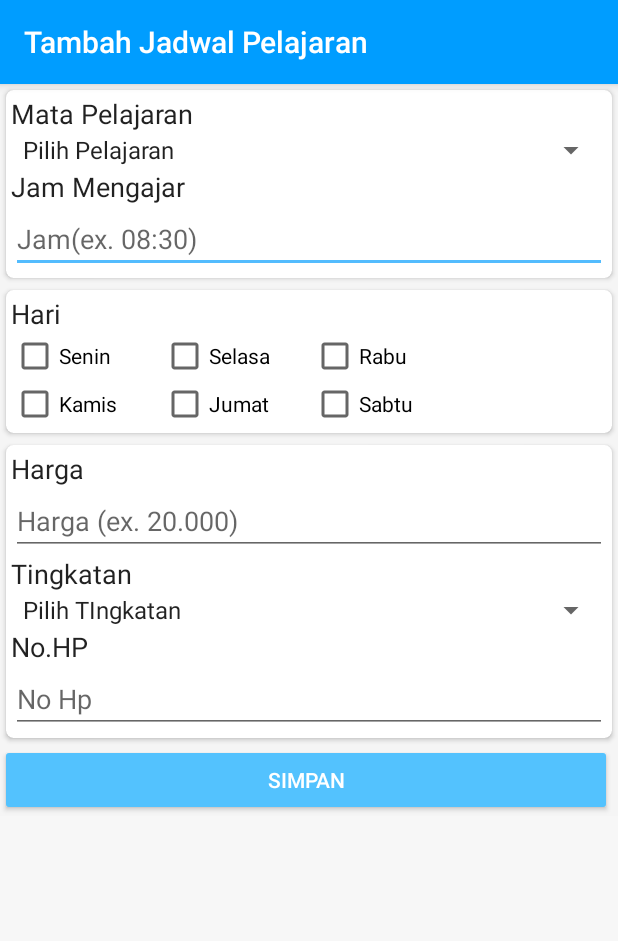
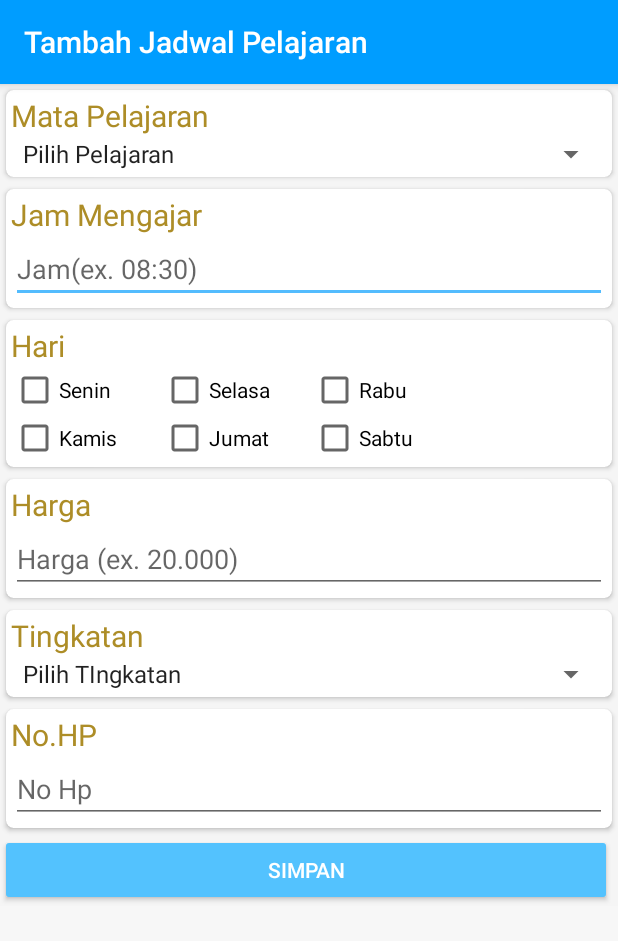
Before and after one commit to taqien01/BBCV2, an Android app: the TambahJadwal screen opened directly, with no data from a screen before it, on a phone screen of 412 x 824 dp. Shown: the top 941 px of the screen. Run offline under Robolectric (Android 15) with nearby library versions, the phone set to English and light mode, and no system bars.

Commit message:
Merge branch 'master' of C:\Users\asusnote\Documents\BBCV2 with conflicts.

```diff
--- a/app/src/main/AndroidManifest.xml
+++ b/app/src/main/AndroidManifest.xml
@@ -27,5 +27,8 @@
             android:label="Tambah Jadwal Pelajaran"/>
 
     </application>
+    <uses-permission android:name="android.permission.CALL_PHONE" />
+    <uses-permission android:name="android.permission.READ_PHONE_STATE" />
+
 
 </manifest>
--- a/app/src/main/java/id/ac/unsyiah/elektro/mobile/bbcv2/DetailActivity.java
+++ b/app/src/main/java/id/ac/unsyiah/elektro/mobile/bbcv2/DetailActivity.java
@@ -48,7 +48,7 @@ public class DetailActivity extends AppCompatActivity {
         cursor.close();
         db.close();
 
-        TextView txtNama = (TextView) findViewById(R.id.txtDrawer);
+        TextView txtNama = (TextView) findViewById(R.id.txtNama);
         txtNama.setText(nama);
 
         TextView txtTingkat = (TextView) findViewById(R.id.txtTingkat);
@@ -57,8 +57,8 @@ public class DetailActivity extends AppCompatActivity {
         TextView txtHarga = (TextView) findViewById(R.id.txtHarga);
         txtHarga.setText("Harga : Rp. "+harga);
 
-        TextView txtHp = (TextView) findViewById(R.id.txtKontak);
-        txtHp.setText(nohp);
+        TextView txtHp = (TextView) findViewById(R.id.txtHp);
+        txtHp.setText("Kontak : "+nohp);
 
         TextView txtHari = (TextView) findViewById(R.id.txtHari);
         txtHari.setText("Hari Mengajar : "+hari);
--- a/app/src/main/res/layout/activity_detail.xml
+++ b/app/src/main/res/layout/activity_detail.xml
@@ -78,7 +78,7 @@
                         android:layout_height="wrap_content"
                         android:textAppearance="?android:attr/textAppearanceLarge"
                         android:text="Nama"
-                        android:id="@+id/txtDrawer"/>
+                        android:id="@+id/txtNama"/>
 
 
 
@@ -88,7 +88,7 @@
                         android:textAppearance="?android:attr/textAppearanceMedium"
                         android:text="Tentor"
                         android:id="@+id/txtTingkat"
-                        android:layout_below="@+id/txtDrawer"/>
+                        android:layout_below="@+id/txtNama"/>
 
                     <TextView
                         android:layout_width="wrap_content"
@@ -102,7 +102,7 @@
                         android:layout_width="wrap_content"
                         android:layout_height="wrap_content"
                         android:textAppearance="?android:attr/textAppearanceLarge"
-                        android:text="Kontak :"
+                        android:text="Kontak"
                         android:id="@+id/txtHp"
                         android:layout_below="@+id/txtHarga"/>
 
@@ -123,18 +123,6 @@
                         android:layout_below="@+id/txtHari"
                         android:layout_alignLeft="@+id/txtHarga"
                         android:layout_alignStart="@+id/txtHarga" />
-
-                    <TextView
-                        android:layout_width="wrap_content"
-                        android:layout_height="wrap_content"
-                        android:textAppearance="?android:attr/textAppearanceLarge"
-                        android:text="hp"
-                        android:id="@+id/txtKontak"
-                        android:layout_alignTop="@+id/txtHp"
-                        android:layout_toRightOf="@+id/txtHp"
-                        android:layout_toEndOf="@+id/txtHp"
-                        android:layout_marginLeft="8dp"
-                        android:textIsSelectable="true" />
                 </RelativeLayout>
             </android.support.v7.widget.CardView>
 
--- a/app/src/main/res/layout/tambah_jadwal.xml
+++ b/app/src/main/res/layout/tambah_jadwal.xml
@@ -15,12 +15,61 @@
     <android.support.v7.widget.CardView
         android:layout_width="match_parent"
         android:layout_height="wrap_content"
+        android:id="@+id/s"
+        android:layout_gravity="center"
+        card_view:cardCornerRadius="5dp"
+        android:paddingTop="10dp"
+        android:paddingBottom="10dp"
+        android:backgroundTint="#ffffff"
+        android:layout_marginTop="4dp"
+        android:layout_marginBottom="4dp"
+        android:layout_alignParentLeft="true"
+        android:layout_alignParentStart="true"
+        android:layout_alignParentRight="true"
+        android:layout_alignParentEnd="true"
+        android:layout_margin="4dp">
+
+    <RelativeLayout
+        android:layout_width="match_parent"
+        android:layout_height="wrap_content"
+        android:layout_marginTop="3dp"
+        android:layout_marginBottom="3dp"
+        android:layout_marginLeft="3dp"
+        android:layout_marginRight="3dp">
+
+        <TextView
+            android:layout_width="wrap_content"
+            android:layout_height="wrap_content"
+            android:textAppearance="?android:attr/textAppearanceLarge"
+            android:text="Mata Pelajaran"
+            android:id="@+id/textView6"
+            android:layout_alignParentTop="true"
+            android:layout_alignParentLeft="true"
+            android:layout_alignParentStart="true"
+            android:textSize="20dp"
+            android:textColor="#ad8d27" />
+
+        <Spinner
+            android:layout_width="fill_parent"
+            android:layout_height="wrap_content"
+            android:id="@+id/spinnerPelajaran"
+            android:entries="@array/pelajaran"
+            android:layout_below="@+id/textView6"
+            android:layout_centerHorizontal="true" />
+
+    </RelativeLayout>
+    </android.support.v7.widget.CardView>
+
+    <android.support.v7.widget.CardView
+        android:layout_width="match_parent"
+        android:layout_height="wrap_content"
         android:id="@+id/su"
         android:layout_gravity="center"
         card_view:cardCornerRadius="5dp"
         android:paddingTop="10dp"
         android:paddingBottom="10dp"
         android:backgroundTint="#ffffff"
+        android:layout_below="@+id/s"
         android:layout_marginTop="4dp"
         android:layout_marginBottom="4dp"
         android:layout_alignParentLeft="true"
@@ -37,13 +86,21 @@
             android:layout_marginLeft="3dp"
             android:layout_marginRight="3dp">
 
-            <Spinner
-                android:layout_width="fill_parent"
+
+
+
+
+
+            <TextView
+                android:layout_width="wrap_content"
                 android:layout_height="wrap_content"
-                android:id="@+id/spinnerPelajaran"
-                android:entries="@array/pelajaran"
-                android:layout_below="@+id/textView6"
-                android:layout_centerHorizontal="true" />
+                android:textAppearance="?android:attr/textAppearanceLarge"
+                android:text="Jam Mengajar"
+                android:id="@+id/textView8"
+                android:layout_alignParentLeft="true"
+                android:layout_alignParentStart="true"
+                android:textSize="20dp"
+                android:textColor="#ad8d27" />
 
             <EditText
                 android:layout_width="fill_parent"
@@ -56,27 +113,6 @@
                 android:layout_alignParentLeft="true"
                 android:layout_alignParentStart="true" />
 
-            <TextView
-                android:layout_width="wrap_content"
-                android:layout_height="wrap_content"
-                android:textAppearance="?android:attr/textAppearanceLarge"
-                android:text="Mata Pelajaran"
-                android:id="@+id/textView6"
-                android:layout_alignParentTop="true"
-                android:layout_alignParentLeft="true"
-                android:layout_alignParentStart="true"
-                android:textSize="18dp" />
-
-            <TextView
-                android:layout_width="wrap_content"
-                android:layout_height="wrap_content"
-                android:textAppearance="?android:attr/textAppearanceLarge"
-                android:text="Jam Mengajar"
-                android:id="@+id/textView8"
-                android:layout_below="@+id/spinnerPelajaran"
-                android:layout_alignParentLeft="true"
-                android:layout_alignParentStart="true"
-                android:textSize="18dp" />
 
         </RelativeLayout>
     </android.support.v7.widget.CardView>
@@ -113,7 +149,8 @@
                 android:textAppearance="?android:attr/textAppearanceLarge"
                 android:text="Hari"
                 android:id="@+id/textView2"
-                android:textSize="18dp" />
+                android:textSize="20dp"
+                android:textColor="#ad8d27" />
 
             <CheckBox
                 android:layout_width="100dp"
@@ -205,6 +242,18 @@
             android:layout_marginRight="3dp">
 
 
+            <TextView
+                android:layout_width="wrap_content"
+                android:layout_height="wrap_content"
+                android:textAppearance="?android:attr/textAppearanceLarge"
+                android:text="Harga"
+                android:id="@+id/textView9"
+                android:layout_alignParentTop="true"
+                android:layout_alignParentLeft="true"
+                android:layout_alignParentStart="true"
+                android:textSize="20dp"
+                android:textColor="#ad8d27" />
+
             <EditText
                 android:layout_width="fill_parent"
                 android:layout_height="wrap_content"
@@ -216,6 +265,48 @@
                 android:layout_alignParentLeft="true"
                 android:layout_alignParentStart="true" />
 
+
+
+        </RelativeLayout>
+    </android.support.v7.widget.CardView>
+
+    <android.support.v7.widget.CardView
+        android:layout_width="match_parent"
+        android:layout_height="wrap_content"
+        android:id="@+id/surrr"
+        android:layout_gravity="center"
+        card_view:cardCornerRadius="5dp"
+        android:paddingTop="10dp"
+        android:paddingBottom="10dp"
+        android:backgroundTint="#ffffff"
+        android:layout_below="@+id/surr"
+        android:layout_marginTop="4dp"
+        android:layout_marginBottom="4dp"
+        android:layout_alignParentLeft="true"
+        android:layout_alignParentStart="true"
+        android:layout_alignParentRight="true"
+        android:layout_alignParentEnd="true"
+        android:layout_margin="4dp">
+
+        <RelativeLayout
+            android:layout_width="match_parent"
+            android:layout_height="wrap_content"
+            android:layout_marginTop="3dp"
+            android:layout_marginBottom="3dp"
+            android:layout_marginLeft="3dp"
+            android:layout_marginRight="3dp">
+
+            <TextView
+                android:layout_width="wrap_content"
+                android:layout_height="wrap_content"
+                android:textAppearance="?android:attr/textAppearanceLarge"
+                android:text="Tingkatan"
+                android:id="@+id/textView10"
+                android:layout_alignParentLeft="true"
+                android:layout_alignParentStart="true"
+                android:textSize="20dp"
+                android:textColor="#ad8d27" />
+
             <Spinner
                 android:layout_width="fill_parent"
                 android:layout_height="wrap_content"
@@ -224,6 +315,53 @@
                 android:layout_below="@+id/textView10"
                 android:layout_alignParentLeft="true"
                 android:layout_alignParentStart="true" />
+
+
+
+
+
+
+
+        </RelativeLayout>
+    </android.support.v7.widget.CardView>
+
+    <android.support.v7.widget.CardView
+        android:layout_width="match_parent"
+        android:layout_height="wrap_content"
+        android:id="@+id/surrrr"
+        android:layout_gravity="center"
+        card_view:cardCornerRadius="5dp"
+        android:paddingTop="10dp"
+        android:paddingBottom="10dp"
+        android:backgroundTint="#ffffff"
+
+        android:layout_below="@+id/surrr"
+        android:layout_marginTop="4dp"
+        android:layout_marginBottom="4dp"
+        android:layout_alignParentLeft="true"
+        android:layout_alignParentStart="true"
+        android:layout_alignParentRight="true"
+        android:layout_alignParentEnd="true"
+        android:layout_margin="4dp">
+
+        <RelativeLayout
+            android:layout_width="match_parent"
+            android:layout_height="wrap_content"
+            android:layout_marginTop="3dp"
+            android:layout_marginBottom="3dp"
+            android:layout_marginLeft="3dp"
+            android:layout_marginRight="3dp">
+
+            <TextView
+                android:layout_width="wrap_content"
+                android:layout_height="wrap_content"
+                android:textAppearance="?android:attr/textAppearanceLarge"
+                android:text="No.HP"
+                android:id="@+id/textView11"
+                android:layout_alignParentLeft="true"
+                android:layout_alignParentStart="true"
+                android:textSize="20dp"
+                android:textColor="#ad8d27" />
 
             <EditText
                 android:layout_width="fill_parent"
@@ -236,38 +374,6 @@
                 android:layout_alignParentLeft="true"
                 android:layout_alignParentStart="true" />
 
-            <TextView
-                android:layout_width="wrap_content"
-                android:layout_height="wrap_content"
-                android:textAppearance="?android:attr/textAppearanceLarge"
-                android:text="Harga"
-                android:id="@+id/textView9"
-                android:layout_alignParentTop="true"
-                android:layout_alignParentLeft="true"
-                android:layout_alignParentStart="true"
-                android:textSize="18dp" />
-
-            <TextView
-                android:layout_width="wrap_content"
-                android:layout_height="wrap_content"
-                android:textAppearance="?android:attr/textAppearanceLarge"
-                android:text="Tingkatan"
-                android:id="@+id/textView10"
-                android:layout_below="@+id/editHarga"
-                android:layout_alignParentLeft="true"
-                android:layout_alignParentStart="true"
-                android:textSize="18dp" />
-
-            <TextView
-                android:layout_width="wrap_content"
-                android:layout_height="wrap_content"
-                android:textAppearance="?android:attr/textAppearanceLarge"
-                android:text="No.HP"
-                android:id="@+id/textView11"
-                android:layout_below="@+id/spinnerTingkat"
-                android:layout_alignParentLeft="true"
-                android:layout_alignParentStart="true"
-                android:textSize="18dp" />
 
         </RelativeLayout>
     </android.support.v7.widget.CardView>
@@ -280,11 +386,11 @@
         android:onClick="clickTambah"
         android:backgroundTint="#53c2fe"
         android:textColor="#ffffff"
-        android:layout_below="@+id/surr"
+        android:layout_below="@+id/surrrr"
         android:layout_alignParentLeft="true"
         android:layout_alignParentStart="true"
-        android:layout_alignRight="@+id/surr"
-        android:layout_alignEnd="@+id/surr" />
+        android:layout_alignRight="@+id/surrrr"
+        android:layout_alignEnd="@+id/surrrr" />
 
 
 
```
